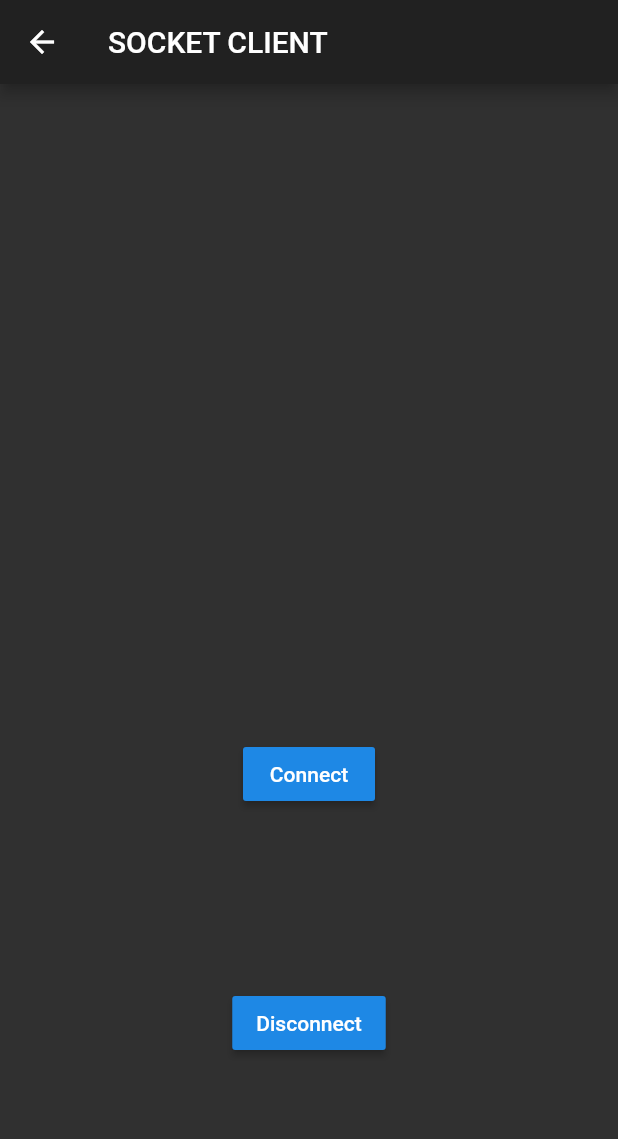
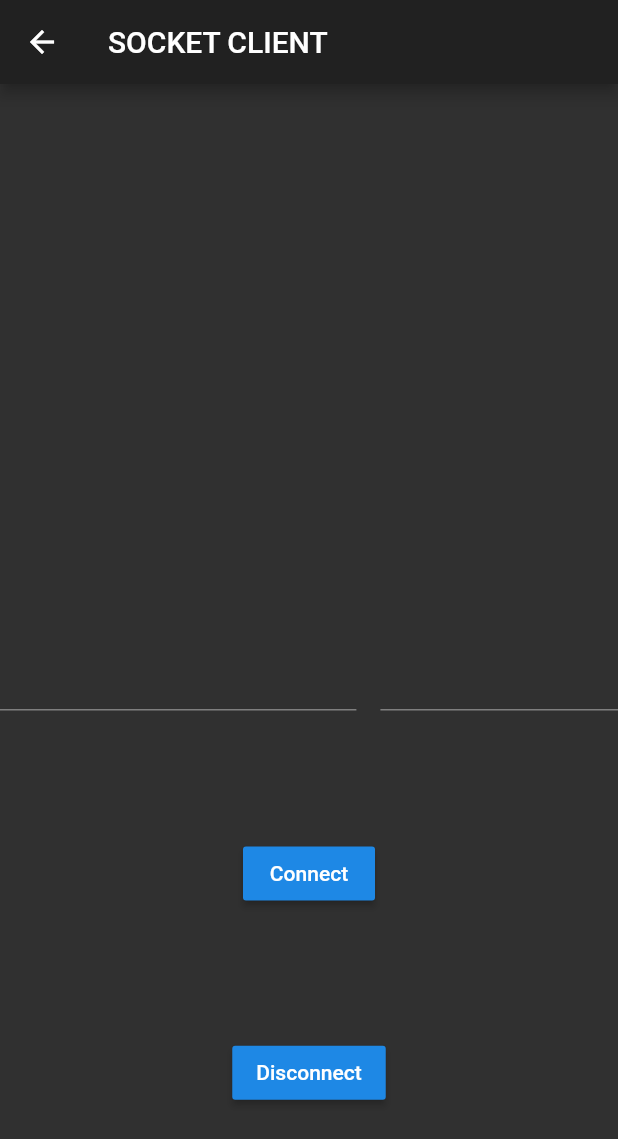
Before and after one commit to femrek/flutter_socket_practice, a Flutter app: the ScreenSocketClient screen opened by its route, on a phone screen of 412 x 824 dp. Shown: the top 1139 px of the screen. Run offline on Flutter 3.47's test engine with Material 2 defaults, Android fonts, the phone set to English and light mode, and no system bars.

Commit message:
feat: added host and port input to client screen

```diff
--- a/lib/screen_socket_client.dart
+++ b/lib/screen_socket_client.dart
@@ -6,6 +6,9 @@ class ScreenSocketClient extends StatefulWidget {
 }
 
 class _ScreenSocketClientState extends State<ScreenSocketClient> {
+
+  TextEditingController _hostController = TextEditingController();
+  TextEditingController _portController = TextEditingController();
 
   Future _connect() async {
     //todo connect to server
@@ -30,6 +33,25 @@ class _ScreenSocketClientState extends State<ScreenSocketClient> {
             height: 200,
             child: Text(''),
           ),
+          Row(
+            children: [
+              /// host input
+              Expanded(
+                flex: 3,
+                child: TextField(
+                  controller: _hostController,
+                ),
+              ),
+              SizedBox(width: 16,),
+              /// port input
+              Expanded(
+                flex: 2,
+                child: TextField(
+                  controller: _portController,
+                ),
+              )
+            ],
+          ),
           /// connect
           RaisedButton(
             child: Text('Connect'),
```
